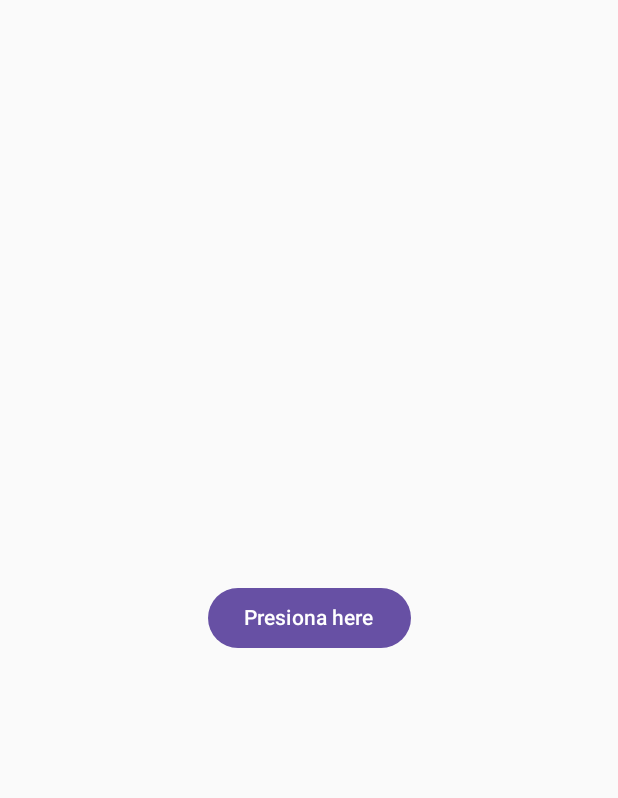
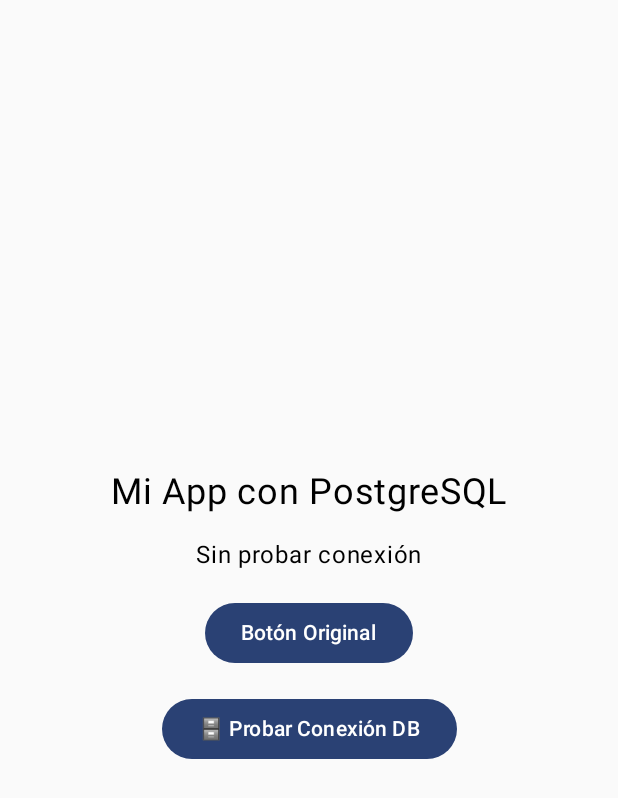
Before and after one commit to Farydxd77/SW-ARQUI-primer-examen, an Android app built with Jetpack Compose: the screen it shows after launch (MainActivity), on a phone screen of 412 x 824 dp. Shown: the top 798 px of the screen. Run offline under Robolectric (Android 15) with nearby library versions, the phone set to English and light mode, and no system bars.

Commit message:
conecction a la db

```diff
--- a/app/build.gradle.kts
+++ b/app/build.gradle.kts
@@ -56,4 +56,8 @@ dependencies {
     androidTestImplementation(libs.androidx.ui.test.junit4)
     debugImplementation(libs.androidx.ui.tooling)
     debugImplementation(libs.androidx.ui.test.manifest)
+
+    // PostgreSQL y base de datos
+    implementation("org.postgresql:postgresql:42.7.1")
+    implementation("org.jetbrains.kotlinx:kotlinx-coroutines-android:1.7.3")
 }
--- a/app/src/main/AndroidManifest.xml
+++ b/app/src/main/AndroidManifest.xml
@@ -1,6 +1,8 @@
 <?xml version="1.0" encoding="utf-8"?>
 <manifest xmlns:android="http://schemas.android.com/apk/res/android"
     xmlns:tools="http://schemas.android.com/tools">
+    <uses-permission android:name="android.permission.INTERNET" />
+    <uses-permission android:name="android.permission.ACCESS_NETWORK_STATE" />
 
     <application
         android:allowBackup="true"
--- a/app/src/main/java/com/example/miprimeraappcompose/MainActivity.kt
+++ b/app/src/main/java/com/example/miprimeraappcompose/MainActivity.kt
@@ -5,17 +5,16 @@ import android.widget.Toast
 import androidx.activity.ComponentActivity
 import androidx.activity.compose.setContent
 import androidx.activity.enableEdgeToEdge
-import androidx.compose.foundation.layout.Box
-import androidx.compose.foundation.layout.fillMaxSize
-import androidx.compose.foundation.layout.padding
+import androidx.compose.foundation.layout.*
 import androidx.compose.material3.Button
-import androidx.compose.material3.Scaffold
 import androidx.compose.material3.Text
-import androidx.compose.runtime.Composable
+import androidx.compose.runtime.*
 import androidx.compose.ui.Alignment
 import androidx.compose.ui.Modifier
 import androidx.compose.ui.platform.LocalContext
-import androidx.compose.ui.tooling.preview.Preview
+import androidx.compose.ui.unit.dp
+import androidx.compose.ui.unit.sp
+import kotlinx.coroutines.launch
 import com.example.miprimeraappcompose.ui.theme.MiPrimeraAppComposeTheme
 
 class MainActivity : ComponentActivity() {
@@ -23,24 +22,57 @@ class MainActivity : ComponentActivity() {
         super.onCreate(savedInstanceState)
         enableEdgeToEdge()
         setContent {
-
-        miBottonComponente()
-
-
+            MiPrimeraAppComposeTheme {
+                PantallaPrincipal()
+            }
         }
     }
 }
 
 @Composable
-fun miBottonComponente(){
+fun PantallaPrincipal() {
+    val context = LocalContext.current
+    val scope = rememberCoroutineScope()
+    val databaseHelper = remember { DatabaseHelper() }
+    var mensajeConexion by remember { mutableStateOf("Sin probar conexión") }
 
-    Box(
-        modifier = Modifier.fillMaxSize(),
-        contentAlignment = Alignment.Center
-    ){
-        val context = LocalContext.current
-        Button( onClick = {
-            Toast.makeText(context, "Onichan",Toast.LENGTH_SHORT).show()
-        }){ Text("Presiona here") }
+    Column(
+        modifier = Modifier
+            .fillMaxSize()
+            .padding(16.dp),
+        horizontalAlignment = Alignment.CenterHorizontally,
+        verticalArrangement = Arrangement.spacedBy(16.dp, Alignment.CenterVertically)
+    ) {
+
+        Text(
+            text = "Mi App con PostgreSQL",
+            fontSize = 24.sp
+        )
+
+        Text(
+            text = mensajeConexion,
+            fontSize = 16.sp
+        )
+
+        Button(
+            onClick = {
+                Toast.makeText(context, "¡Hola Onichan!", Toast.LENGTH_SHORT).show()
+            }
+        ) {
+            Text("Botón Original")
+        }
+
+        Button(
+            onClick = {
+                scope.launch {
+                    mensajeConexion = "Probando conexión..."
+                    val resultado = databaseHelper.probarConexion()
+                    mensajeConexion = resultado
+                    Toast.makeText(context, resultado, Toast.LENGTH_LONG).show()
+                }
+            }
+        ) {
+            Text("🗄️ Probar Conexión DB")
+        }
     }
 }
```
Also changed, not shown: app/src/main/java/com/example/miprimeraappcompose/DatabaseHelper.kt (added, +50 -0 lines).
